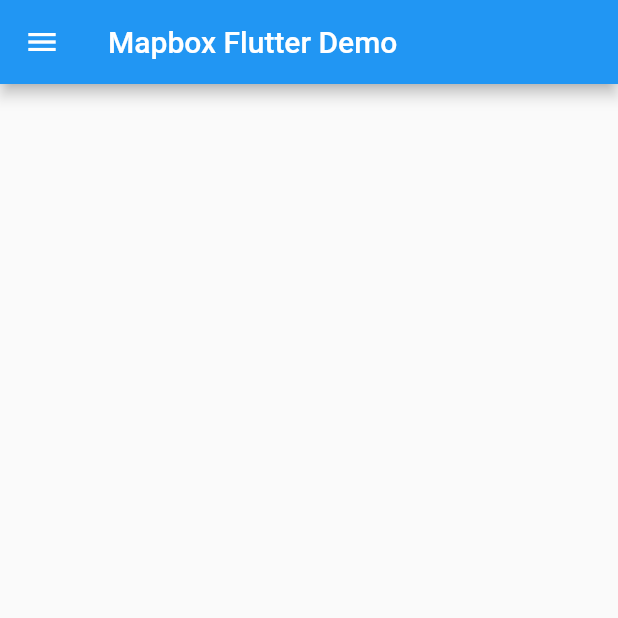
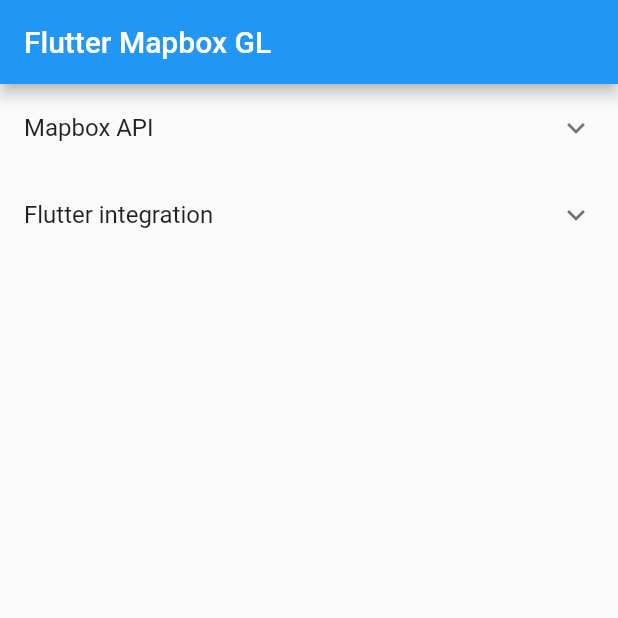
Before and after one commit to mapbox/flutter-mapbox-gl, a Flutter app: the screen it shows after launch, on a phone screen of 412 x 824 dp, the top half of it. Run offline on Flutter 3.47's test engine with Material 2 defaults, Android fonts, the phone set to English and light mode, and no system bars.

Commit message:
[flutter] - add examples (#29)

```diff
--- a/example/lib/main.dart
+++ b/example/lib/main.dart
@@ -1,6 +1,11 @@
 import 'dart:async';
+
 import 'package:flutter/material.dart';
-import 'package:flutter_mapbox/flutter_mapbox.dart';
+import 'package:flutter_mapbox_example/flutter_animation.dart';
+import 'package:flutter_mapbox_example/flutter_list.dart';
+import 'package:flutter_mapbox_example/flutter_tabbar.dart';
+import 'package:flutter_mapbox_example/mapbox_camera.dart';
+import 'package:flutter_mapbox_example/mapbox_minmaxzoomlevel.dart';
 
 Future<Null> main() async {
   runApp(new MyApp());
@@ -11,107 +16,91 @@
   Widget build(BuildContext context) {
     return new MaterialApp(
       title: 'Flutter Demo',
-      home: new MapBoxDemo(),
+      home: new OverviewScreen(),
     );
   }
 }
 
-class MapBoxDemo extends StatefulWidget {
-  @override
-  _MapBoxDemoState createState() => new _MapBoxDemoState();
-}
-
-class _MapBoxDemoState extends State<MapBoxDemo> {
-  final MapboxOverlayController controller = new MapboxOverlayController();
-
+// shows an expandable list of examples
+class OverviewScreen extends StatelessWidget {
   @override
   Widget build(BuildContext context) {
     return new Scaffold(
       appBar: new AppBar(
-        title: new Text('Mapbox Flutter Demo'),
+        title: const Text('Flutter Mapbox GL'),
       ),
-      drawer: new Drawer(
-        // Add a ListView to the drawer. This ensures the user can scroll
-        // through the options in the Drawer if there isn't enough vertical
-        // space to fit everything.
-        child: new ListView(
-          // Important: Remove any padding from the ListView.
-          padding: EdgeInsets.zero,
-          children: <Widget>[
-            new DrawerHeader(
-              child: new Text('Drawer Header'),
-              decoration: new BoxDecoration(
-                color: Colors.blue,
-              ),
-            ),
-            new ListTile(
-              title: new Text('jumpTo New York'),
-              onTap: () {
-                controller.jumpTo(new CameraPosition(
-                    target: new LatLng(lat: 40.758896, lng: -73.985130),
-                    zoom: 11.0,
-                    bearing: 0.0,
-                    tilt: 0.0));
-                Navigator.of(context).pop();
-              },
-            ),
-            new ListTile(
-              title: new Text('flyTo Melbourne'),
-              onTap: () {
-                controller.flyTo(
-                    new CameraPosition(
-                        target: new LatLng(lat: -37.8155984, lng: 144.9640312),
-                        zoom: 11.0,
-                        bearing: 0.0,
-                        tilt: 0.0),
-                    3000);
-                Navigator.of(context).pop();
-              },
-            ),
-            new ListTile(
-              title: new Text('easeTo Dubai'),
-              onTap: () {
-                controller.easeTo(
-                    new CameraPosition(
-                        target: new LatLng(lat: 25.276987, lng: 55.296249),
-                        zoom: 11.0,
-                        bearing: 180.0,
-                        tilt: 0.0),
-                    3000,
-                    true);
-                Navigator.of(context).pop();
-              },
-            ),
-            new ListTile(
-              title: new Text('setMinZoom(9)'),
-              onTap: () {
-                controller.setMinZoom(9.0);
-                Navigator.of(context).pop();
-              },
-            ),
-            new ListTile(
-              title: new Text('setMaxZoom(11.5)'),
-              onTap: () {
-                controller.setMaxZoom(11.5);
-                Navigator.of(context).pop();
-              },
-            ),
-          ],
-        ),
-      ),
-      body: new Container(
-        child: new MapboxOverlay(
-          controller: controller,
-          options: new MapboxMapOptions(
-            style: Style.mapboxStreets,
-            camera: new CameraPosition(
-                target: new LatLng(lat: -37.8155984, lng: 144.9640312),
-                zoom: 11.0,
-                bearing: 0.0,
-                tilt: 0.0),
-          ),
-        ),
+      body: new ListView.builder(
+        itemBuilder: (BuildContext context, int index) =>
+            new EntryItem(data[index], context),
+        itemCount: data.length,
       ),
     );
   }
 }
+
+final List<Entry> data = <Entry>[
+  new ExpansionEntry(
+    'Mapbox API',
+    <ScreenEntry>[
+      new ScreenEntry('Camera Animations', new CameraDemo()),
+      new ScreenEntry('Min/Max Zoom Levels', new MinMaxZoomLevelDemo()),
+    ],
+  ),
+  new ExpansionEntry(
+    'Flutter integration',
+    <ScreenEntry>[
+      new ScreenEntry('Animation', new AnimationDemo()),
+      new ScreenEntry('List integration', new ListDemo()),
+      new ScreenEntry('Tabs integration', new TabBarDemo()),
+    ],
+  )
+];
+
+abstract class Entry {
+  Entry(this.title);
+
+  final String title;
+}
+
+class ScreenEntry extends Entry {
+  ScreenEntry(String title, this.screen) : super(title);
+
+  final Widget screen;
+}
+
+class ExpansionEntry extends Entry {
+  ExpansionEntry(String title, this.children) : super(title);
+
+  final List<Entry> children;
+}
+
+class EntryItem extends StatelessWidget {
+  const EntryItem(this.entry, this.context);
+
+  final Entry entry;
+  final BuildContext context;
+
+  Widget _buildTiles(Entry root) {
+    if (root is ScreenEntry) {
+      return new ListTile(
+          title: new Text(root.title),
+          onTap: () {
+            Navigator.push(
+              context,
+              new MaterialPageRoute(builder: (context) => root.screen),
+            );
+          });
+    } else {
+      return new ExpansionTile(
+        key: new PageStorageKey<Entry>(root),
+        title: new Text(root.title),
+        children: (root as ExpansionEntry).children.map(_buildTiles).toList(),
+      );
+    }
+  }
+
+  @override
+  Widget build(BuildContext context) {
+    return _buildTiles(entry);
+  }
+}
```
Also changed, not shown: example/lib/flutter_animation.dart (added, +56 -0 lines), example/lib/flutter_list.dart (added, +234 -0 lines), example/lib/flutter_tabbar.dart (added, +48 -0 lines), example/lib/mapbox_camera.dart (added, +90 -0 lines), example/lib/mapbox_minmaxzoomlevel.dart (added, +66 -0 lines).
